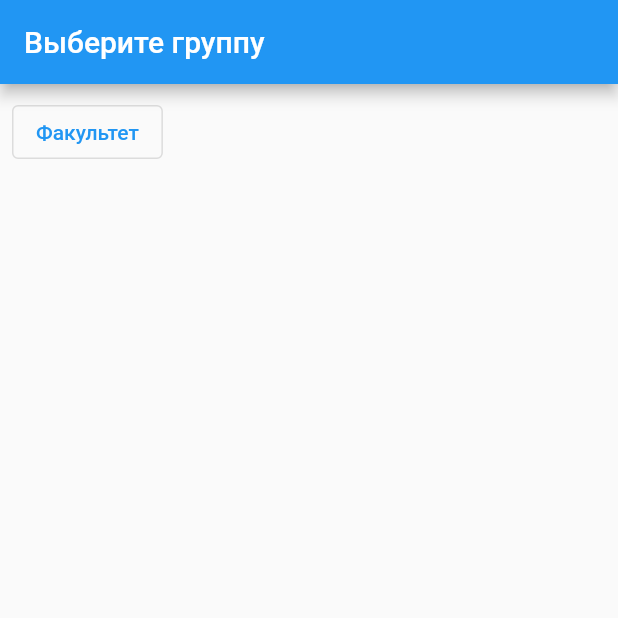
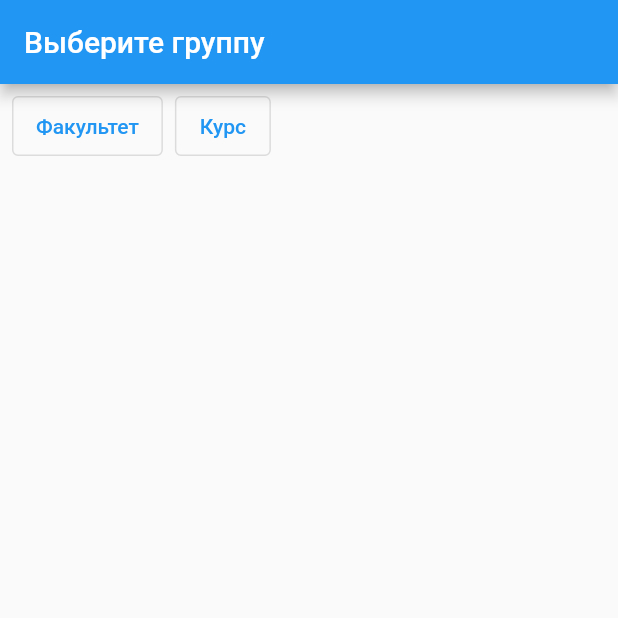
Before and after one commit to smart7even/uneconly, a Flutter app: the screen it shows after launch, on a phone screen of 412 x 824 dp, the top half of it. Run offline on Flutter 3.47's test engine with Material 2 defaults, Android fonts, the phone set to English and light mode, and no system bars; our stand-ins replace bloc_concurrency, dio, drift, flutter_bloc, freezed_annotation; missing offline and left inert: a package; accounts and stored records are empty; generated files the repository leaves out were written again; network calls fail.

Commit message:
add filter groups by course

```diff
--- a/lib/feature/select/bloc/group_bloc.dart
+++ b/lib/feature/select/bloc/group_bloc.dart
@@ -12,8 +12,11 @@ part 'group_bloc.g.dart';
 class GroupEvent with _$GroupEvent {
   const factory GroupEvent.intiial() = _InitialGroupEvent;
   const factory GroupEvent.facultySelected({
-    required final Faculty faculty,
+    required final Faculty? faculty,
   }) = _FacultySelectedGroupEvent;
+  const factory GroupEvent.courseSelected({
+    required final int? course,
+  }) = _CourseSelectedGroupEvent;
 
   const GroupEvent._();
 
@@ -40,6 +43,7 @@ class GroupState with _$GroupState {
     required final List<Group> groups,
     required final List<Faculty> faculties,
     final int? selectedFacultyId,
+    final int? selectedCourse,
   }) = IdleGroupState;
 
   /// Processing state
@@ -48,6 +52,7 @@ class GroupState with _$GroupState {
     required final List<Group> groups,
     required final List<Faculty> faculties,
     final int? selectedFacultyId,
+    final int? selectedCourse,
   }) = ProcessingGroupState;
 
   /// Successful state
@@ -56,6 +61,7 @@ class GroupState with _$GroupState {
     required final List<Group> groups,
     required final List<Faculty> faculties,
     final int? selectedFacultyId,
+    final int? selectedCourse,
   }) = SuccessfulGroupState;
 
   /// Error state
@@ -64,6 +70,7 @@ class GroupState with _$GroupState {
     required final List<Group> groups,
     required final List<Faculty> faculties,
     final int? selectedFacultyId,
+    final int? selectedCourse,
   }) = ErrorGroupState;
 }
 
@@ -95,6 +102,9 @@ class GroupBloc extends Bloc<GroupEvent, GroupState> {
           facultySelected: (e) async {
             await _mapFacultySelectedToState(e, emit);
           },
+          courseSelected: (e) async {
+            await _mapCourseSelectedToState(e, emit);
+          },
         );
       },
     );
@@ -108,6 +118,7 @@ class GroupBloc extends Bloc<GroupEvent, GroupState> {
       groups: state.groups,
       faculties: state.faculties,
       selectedFacultyId: state.selectedFacultyId,
+      selectedCourse: state.selectedCourse,
     ));
     try {
       final faculties = await _groupRepository.fetchAllFaculties();
@@ -116,6 +127,7 @@ class GroupBloc extends Bloc<GroupEvent, GroupState> {
         groups: groups,
         faculties: faculties,
         selectedFacultyId: state.selectedFacultyId,
+        selectedCourse: state.selectedCourse,
       ));
     } catch (e) {
       emit(
@@ -123,6 +135,7 @@ class GroupBloc extends Bloc<GroupEvent, GroupState> {
           groups: state.groups,
           faculties: state.faculties,
           selectedFacultyId: state.selectedFacultyId,
+          selectedCourse: state.selectedCourse,
         ),
       );
     } finally {
@@ -131,6 +144,7 @@ class GroupBloc extends Bloc<GroupEvent, GroupState> {
           groups: state.groups,
           faculties: state.faculties,
           selectedFacultyId: state.selectedFacultyId,
+          selectedCourse: state.selectedCourse,
         ),
       );
     }
@@ -144,7 +158,22 @@ class GroupBloc extends Bloc<GroupEvent, GroupState> {
       GroupState.idle(
         groups: state.groups,
         faculties: state.faculties,
-        selectedFacultyId: event.faculty.id,
+        selectedFacultyId: event.faculty?.id,
+        selectedCourse: state.selectedCourse,
+      ),
+    );
+  }
+
+  Future<void> _mapCourseSelectedToState(
+    _CourseSelectedGroupEvent event,
+    Emitter<GroupState> emit,
+  ) async {
+    emit(
+      GroupState.idle(
+        groups: state.groups,
+        faculties: state.faculties,
+        selectedFacultyId: state.selectedFacultyId,
+        selectedCourse: event.course,
       ),
     );
   }
--- a/lib/feature/select/widget/select_page.dart
+++ b/lib/feature/select/widget/select_page.dart
@@ -10,6 +10,7 @@ import 'package:uneconly/feature/select/bloc/group_bloc.dart';
 import 'package:uneconly/feature/select/data/group_network_data_provider.dart';
 import 'package:uneconly/feature/select/data/group_repository.dart';
 import 'package:uneconly/feature/select/model/faculty.dart';
+import 'package:uneconly/feature/select/widget/select_course_page.dart';
 import 'package:uneconly/feature/select/widget/select_faculty_page.dart';
 
 /// {@template select_page}
@@ -87,6 +88,31 @@ class _SelectPageState extends State<SelectPage> {
     }
   }
 
+  Future<void> onCourseSelectPressed(
+    BuildContext context,
+    GroupState state,
+  ) async {
+    final bloc = context.read<GroupBloc>();
+
+    final result = await showDialog(
+      context: context,
+      barrierColor: Colors.transparent,
+      builder: (context) {
+        return const SelectCoursePage(
+          courses: [1, 2, 3, 4],
+        );
+      },
+    );
+
+    if (result is int) {
+      bloc.add(
+        GroupEvent.courseSelected(
+          course: result,
+        ),
+      );
+    }
+  }
+
   @override
   Widget build(BuildContext context) {
     return BlocProvider(
@@ -116,13 +142,25 @@ class _SelectPageState extends State<SelectPage> {
                   (faculty) => faculty.id == state.selectedFacultyId,
                 );
 
-          final selectedGroups = state.selectedFacultyId == null
-              ? state.groups
-              : state.groups
+          int? selectedCourse = state.selectedCourse;
+
+          var selectedGroups = state.groups;
+
+          if (selectedFaculty != null) {
+            selectedGroups = selectedGroups
                 .where(
-                    (group) => group.facultyId == state.selectedFacultyId,
+                  (group) => group.facultyId == selectedFaculty.id,
                 )
                 .toList();
+          }
+
+          if (selectedCourse != null) {
+            selectedGroups = selectedGroups
+                .where(
+                  (group) => group.course == selectedCourse,
+                )
+                .toList();
+          }
 
           return Scaffold(
             appBar: AppBar(
@@ -138,7 +176,10 @@ class _SelectPageState extends State<SelectPage> {
                     right: 8,
                     top: 8,
                   ),
-                  child: Row(
+                  child: SizedBox(
+                    height: 40,
+                    child: ListView(
+                      scrollDirection: Axis.horizontal,
                       children: [
                         OutlinedButton(
                           onPressed: () async {
@@ -150,7 +191,22 @@ class _SelectPageState extends State<SelectPage> {
                                 : AppLocalizations.of(context)!.faculty,
                           ),
                         ),
+                        const SizedBox(
+                          width: 8,
+                        ),
+                        OutlinedButton(
+                          onPressed: () async {
+                            await onCourseSelectPressed(context, state);
+                          },
+                          child: Text(
+                            selectedCourse != null
+                                ? AppLocalizations.of(context)!
+                                    .nCourse(selectedCourse)
+                                : AppLocalizations.of(context)!.course,
+                          ),
+                        ),
                       ],
+                    ),
                   ),
                 ),
                 Expanded(
--- a/lib/l10n/app_en.arb
+++ b/lib/l10n/app_en.arb
@@ -15,5 +15,8 @@
     "noLessons": "No lessons",
     "faculty": "Faculty",
     "selectGroup": "Select group",
-    "selectFaculty": "Select faculty"
+    "selectFaculty": "Select faculty",
+    "nCourse": "{n} course",
+    "course": "Course",
+    "selectCourse": "Select course"
 }
--- a/lib/l10n/app_ru.arb
+++ b/lib/l10n/app_ru.arb
@@ -12,5 +12,8 @@
     "noLessons": "Нет пар",
     "faculty": "Факультет",
     "selectGroup": "Выберите группу",
-    "selectFaculty": "Выберите факультет"
+    "selectFaculty": "Выберите факультет",
+    "nCourse": "{n} курс",
+    "course": "Курс",
+    "selectCourse": "Выберите курс"
 }
```
Also changed, not shown: lib/feature/select/widget/select_course_page.dart (added, +41 -0 lines). Lines whose indentation alone changed are shown as unchanged.
